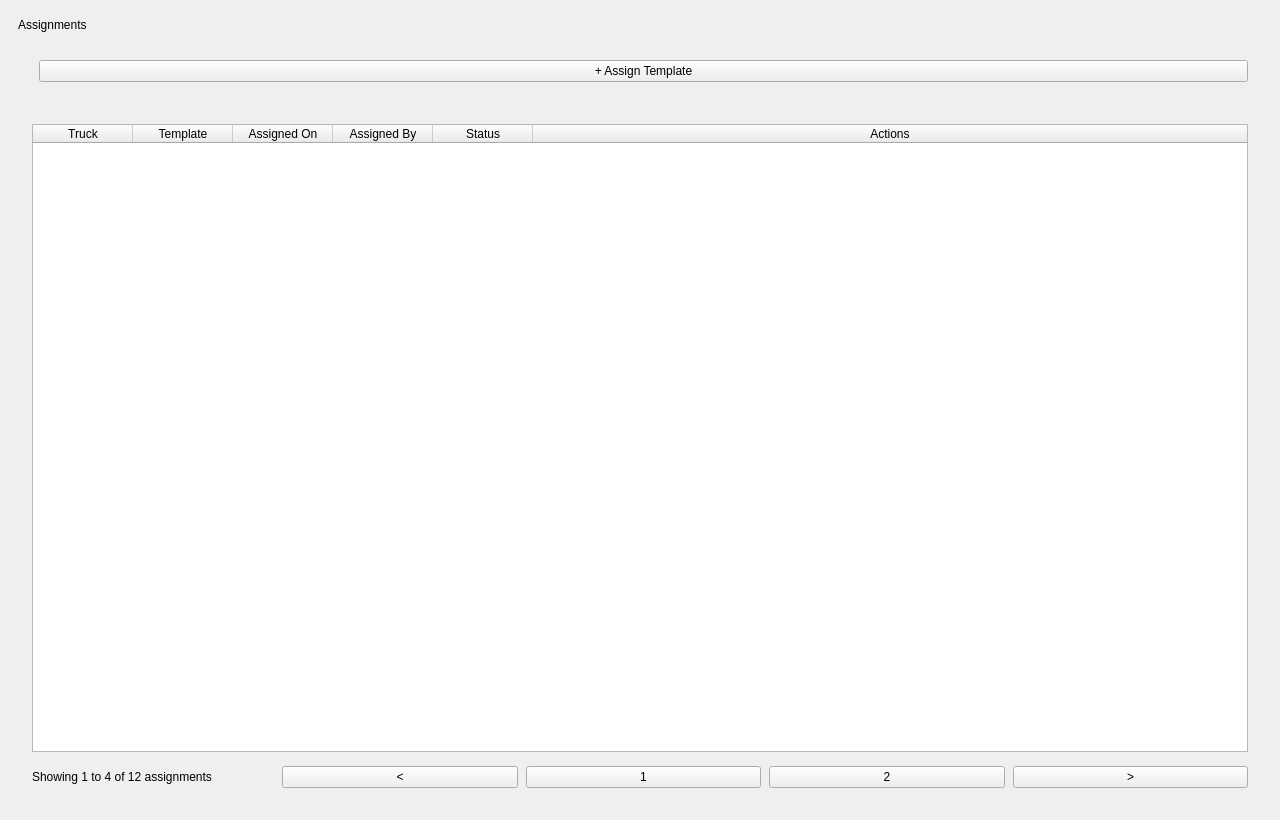
Qt form InventoryQtApp/AssignmentsPage.ui (Felipeact/InventoryQtApp) before a commit.
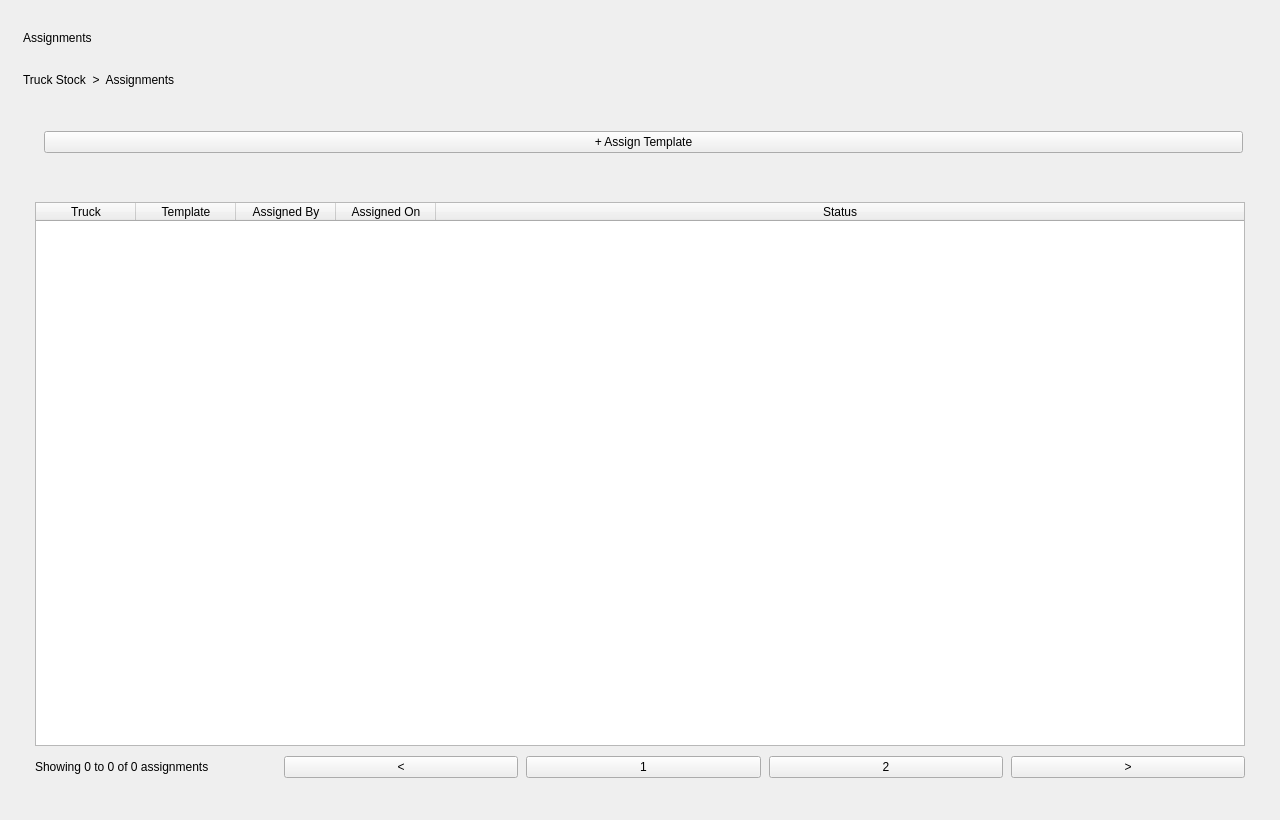
The same form after that commit.

The edit to the form file:
```diff
--- a/InventoryQtApp/AssignmentsPage.ui
+++ b/InventoryQtApp/AssignmentsPage.ui
@@ -10,6 +10,7 @@
 				<height>820</height>
 			</rect>
 		</property>
+
 		<property name="windowTitle">
 			<string>Assignments</string>
 		</property>
@@ -20,21 +21,30 @@
 
 		<layout class="QVBoxLayout" name="rootLayout">
 			<property name="leftMargin">
-				<number>18</number>
+				<number>14</number>
 			</property>
 			<property name="topMargin">
-				<number>18</number>
+				<number>14</number>
 			</property>
 			<property name="rightMargin">
-				<number>18</number>
+				<number>14</number>
 			</property>
 			<property name="bottomMargin">
-				<number>18</number>
+				<number>14</number>
 			</property>
 			<property name="spacing">
-				<number>16</number>
+				<number>12</number>
 			</property>
 
+			<item>
+				<widget class="QWidget" name="pageContainer" native="true">
+					<layout class="QVBoxLayout" name="pageLayout">
+						<property name="spacing">
+							<number>12</number>
+						</property>
+
+						<item>
+							<layout class="QVBoxLayout" name="titleLayout">
 			<item>
 				<widget class="QLabel" name="pageTitle">
 					<property name="text">
@@ -44,7 +54,24 @@
 			</item>
 
 			<item>
-				<widget class="QWidget" name="toolbarCard" native="true">
+									<widget class="QLabel" name="breadcrumbLabel">
+										<property name="text">
+											<string>Truck Stock  &gt;  Assignments</string>
+										</property>
+									</widget>
+								</item>
+							</layout>
+						</item>
+
+						<item>
+							<widget class="QWidget" name="toolbarContainer" native="true">
+								<property name="minimumSize">
+									<size>
+										<width>0</width>
+										<height>72</height>
+									</size>
+								</property>
+
 					<layout class="QHBoxLayout" name="toolbarLayout">
 						<property name="leftMargin">
 							<number>14</number>
@@ -83,27 +110,40 @@
 
 			<item>
 				<widget class="QWidget" name="tableCard" native="true">
+								<property name="maximumSize">
+									<size>
+										<width>16777215</width>
+										<height>600</height>
+									</size>
+								</property>
+
 					<layout class="QVBoxLayout" name="tableCardLayout">
 						<property name="leftMargin">
-							<number>14</number>
+										<number>12</number>
 						</property>
 						<property name="topMargin">
-							<number>14</number>
+										<number>12</number>
 						</property>
 						<property name="rightMargin">
-							<number>14</number>
+										<number>12</number>
 						</property>
 						<property name="bottomMargin">
-							<number>14</number>
+										<number>12</number>
 						</property>
 						<property name="spacing">
-							<number>14</number>
+										<number>10</number>
 						</property>
 
 						<item>
 							<widget class="QTableWidget" name="assignmentsTable">
+											<property name="minimumSize">
+												<size>
+													<width>0</width>
+													<height>440</height>
+												</size>
+											</property>
 								<property name="columnCount">
-									<number>6</number>
+												<number>5</number>
 								</property>
 								<property name="rowCount">
 									<number>0</number>
@@ -123,36 +163,39 @@
 										<string>Truck</string>
 									</property>
 								</column>
+
 								<column>
 									<property name="text">
 										<string>Template</string>
 									</property>
 								</column>
-								<column>
-									<property name="text">
-										<string>Assigned On</string>
-									</property>
-								</column>
+
 								<column>
 									<property name="text">
 										<string>Assigned By</string>
 									</property>
 								</column>
+
+											<column>
+												<property name="text">
+													<string>Assigned On</string>
+												</property>
+											</column>
+
 								<column>
 									<property name="text">
 										<string>Status</string>
 									</property>
 								</column>
-								<column>
-									<property name="text">
-										<string>Actions</string>
-									</property>
-								</column>
 							</widget>
 						</item>
 
 						<item>
 							<widget class="QWidget" name="paginationContainer" native="true">
+											<property name="styleSheet">
+												<string notr="true"/>
+											</property>
+
 								<layout class="QHBoxLayout" name="paginationLayout">
 									<property name="leftMargin">
 										<number>0</number>
@@ -173,7 +216,7 @@
 									<item>
 										<widget class="QLabel" name="paginationLabel">
 											<property name="text">
-												<string>Showing 1 to 4 of 12 assignments</string>
+															<string>Showing 0 to 0 of 0 assignments</string>
 											</property>
 										</widget>
 									</item>
@@ -193,6 +236,7 @@
 											</property>
 										</widget>
 									</item>
+
 									<item>
 										<widget class="QPushButton" name="activePageButton">
 											<property name="text">
@@ -200,6 +244,7 @@
 											</property>
 										</widget>
 									</item>
+
 									<item>
 										<widget class="QPushButton" name="pageButton_2">
 											<property name="text">
@@ -207,6 +252,7 @@
 											</property>
 										</widget>
 									</item>
+
 									<item>
 										<widget class="QPushButton" name="pageButton_3">
 											<property name="text">
@@ -217,7 +263,20 @@
 								</layout>
 							</widget>
 						</item>
+								</layout>
+							</widget>
+						</item>
 
+						<item>
+							<spacer name="bottomSpacer">
+								<property name="orientation">
+									<enum>Qt::Vertical</enum>
+								</property>
+								<property name="sizeType">
+									<enum>QSizePolicy::Expanding</enum>
+								</property>
+							</spacer>
+						</item>
 					</layout>
 				</widget>
 			</item>
```
Left out of the diff: 2 changed lines with no effect on the pictures. Lines whose indentation alone changed are shown as unchanged.
